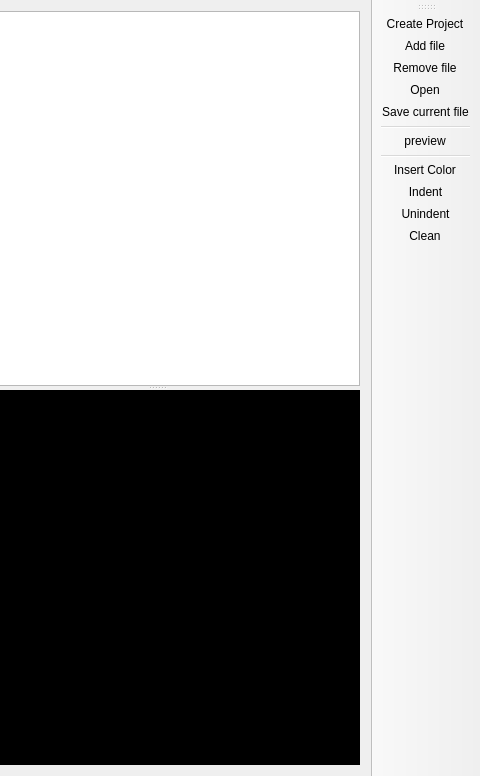
First picture: the form in colouidesigner.ui, repository aarelovich/ColoUiDev, before the edit; both pictures show x 504 to 984 and y 0 to 776 of the 984 by 776 pixel window.
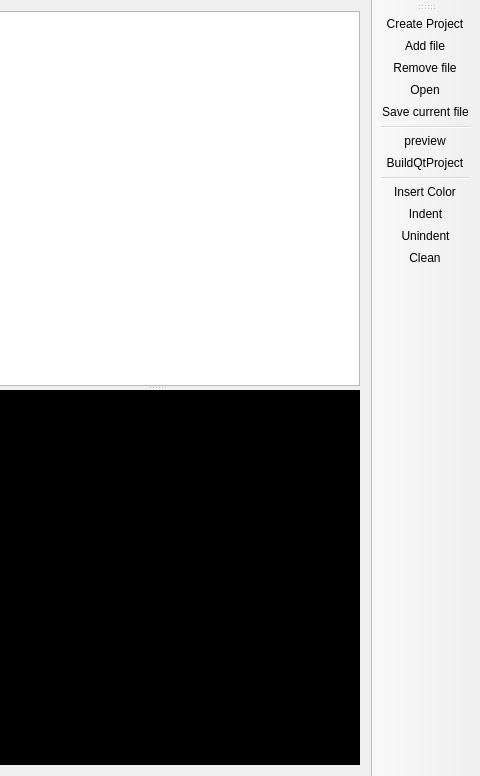
Second picture: the form after the edit. Icons and pictures are not drawn. Custom widgets are drawn as their Qt base class.

```diff
--- a/colouidesigner.ui
+++ b/colouidesigner.ui
@@ -522,6 +522,7 @@
    <addaction name="actionSave"/>
    <addaction name="separator"/>
    <addaction name="actionPreview"/>
+   <addaction name="actionBuildQtProject"/>
    <addaction name="separator"/>
    <addaction name="actionInsert_Color"/>
    <addaction name="actionIndent"/>
@@ -651,6 +652,15 @@
     <string>Removes current file from project</string>
    </property>
   </action>
+  <action name="actionBuildQtProject">
+   <property name="icon">
+    <iconset resource="assets.qrc">
+     <normaloff>:/assets/qt.png</normaloff>:/assets/qt.png</iconset>
+   </property>
+   <property name="text">
+    <string>BuildQtProject</string>
+   </property>
+  </action>
  </widget>
  <layoutdefault spacing="6" margin="11"/>
  <customwidgets>
```
